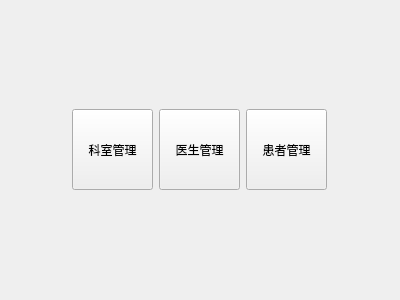
Old version of the form pat_doc/welcomeview.ui in the repository roeeshua/pat_doc.
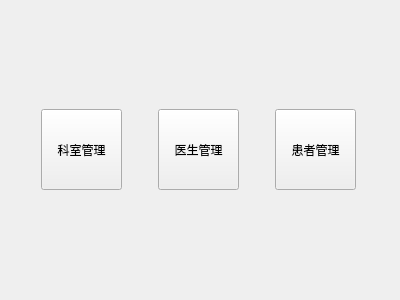
New version of the form.

What changed in the file:
```diff
--- a/pat_doc/welcomeview.ui
+++ b/pat_doc/welcomeview.ui
@@ -15,9 +15,7 @@
   </property>
   <layout class="QGridLayout" name="gridLayout">
    <item row="0" column="0">
-    <layout class="QHBoxLayout" name="horizontalLayout">
-     <item>
-      <widget class="QPushButton" name="pushButton">
+    <widget class="QPushButton" name="btDepartment">
        <property name="sizePolicy">
         <sizepolicy hsizetype="Fixed" vsizetype="Fixed">
          <horstretch>0</horstretch>
@@ -35,8 +33,8 @@
        </property>
       </widget>
      </item>
-     <item>
-      <widget class="QPushButton" name="pushButton_2">
+   <item row="0" column="1">
+    <widget class="QPushButton" name="btDoctor">
        <property name="sizePolicy">
         <sizepolicy hsizetype="Fixed" vsizetype="Fixed">
          <horstretch>0</horstretch>
@@ -54,8 +52,8 @@
        </property>
       </widget>
      </item>
-     <item>
-      <widget class="QPushButton" name="pushButton_3">
+   <item row="0" column="2">
+    <widget class="QPushButton" name="btPatient">
        <property name="sizePolicy">
         <sizepolicy hsizetype="Fixed" vsizetype="Fixed">
          <horstretch>0</horstretch>
@@ -72,8 +70,6 @@
         <string>患者管理</string>
        </property>
       </widget>
-     </item>
-    </layout>
    </item>
   </layout>
  </widget>
```
Left out of the diff: 2 changed lines with no effect on the pictures. Lines whose indentation alone changed are shown as unchanged.
